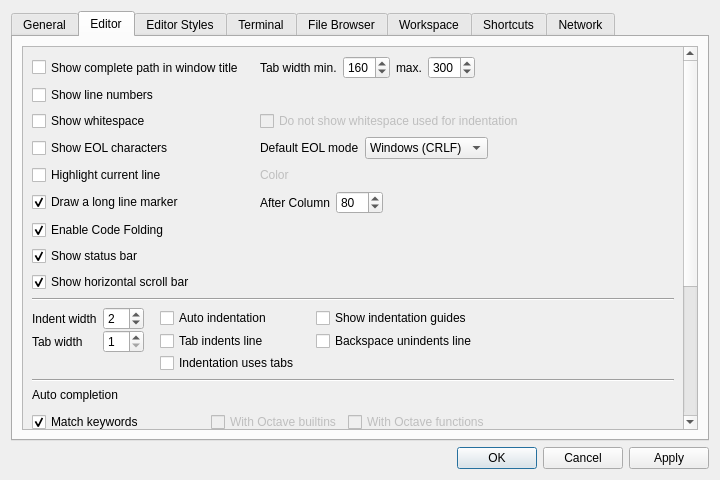
Before: the Qt Designer form libgui/src/settings-dialog.ui in ctaggart/octave, drawn with Qt 5.
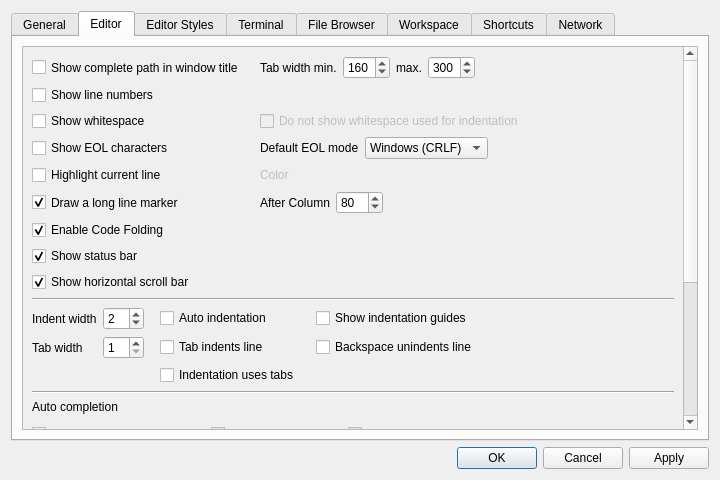
After: the same form once the commit is applied. The open tabs and pages were chosen to show the change.

Commit message: improve scalability of gui objects (as discussed in bug #41938) * files-dock-widget.cc (files_dock_widget): adjust size policy of combo box

Diff of the .ui file:
```diff
--- a/libgui/src/settings-dialog.ui
+++ b/libgui/src/settings-dialog.ui
@@ -454,7 +454,7 @@
             <x>0</x>
             <y>0</y>
             <width>662</width>
-            <height>661</height>
+            <height>673</height>
            </rect>
           </property>
           <layout class="QVBoxLayout" name="verticalLayout_16">
@@ -462,9 +462,6 @@
             <layout class="QVBoxLayout" name="verticalLayout_9">
              <item>
               <layout class="QGridLayout" name="editor_common_settings_grid">
-               <property name="horizontalSpacing">
-                <number>6</number>
-               </property>
                <item row="6" column="2">
                 <layout class="QHBoxLayout" name="horizontalLayout_3">
                  <item>
@@ -695,6 +692,12 @@
                </item>
                <item row="6" column="0">
                 <widget class="QCheckBox" name="editor_long_line_marker">
+                 <property name="sizePolicy">
+                  <sizepolicy hsizetype="Minimum" vsizetype="Preferred">
+                   <horstretch>0</horstretch>
+                   <verstretch>0</verstretch>
+                  </sizepolicy>
+                 </property>
                  <property name="toolTip">
                   <string>This works well for monospaced fonts. The line is drawn at a position based on the width of a space character in the default font. It may not work very well if styles use proportional fonts or if varied font sizes or bold, italic and normal texts are used.</string>
                  </property>
@@ -728,6 +731,12 @@
                </item>
                <item row="4" column="0">
                 <widget class="QCheckBox" name="cb_show_eol">
+                 <property name="sizePolicy">
+                  <sizepolicy hsizetype="Minimum" vsizetype="Preferred">
+                   <horstretch>0</horstretch>
+                   <verstretch>0</verstretch>
+                  </sizepolicy>
+                 </property>
                  <property name="text">
                   <string>Show EOL characters</string>
                  </property>
@@ -806,9 +815,6 @@
              </item>
              <item>
               <layout class="QGridLayout" name="gridLayout_4">
-               <property name="verticalSpacing">
-                <number>0</number>
-               </property>
                <item row="0" column="0">
                 <widget class="QLabel" name="label_13">
                  <property name="text">
@@ -875,6 +881,12 @@
                </item>
                <item row="2" column="2">
                 <widget class="QSpinBox" name="editor_tab_width_spinbox">
+                 <property name="sizePolicy">
+                  <sizepolicy hsizetype="Preferred" vsizetype="Preferred">
+                   <horstretch>0</horstretch>
+                   <verstretch>0</verstretch>
+                  </sizepolicy>
+                 </property>
                  <property name="minimum">
                   <number>1</number>
                  </property>
```
Left out of the diff: 113 changed lines with no effect on the pictures. The commit also changes 7 other files.
